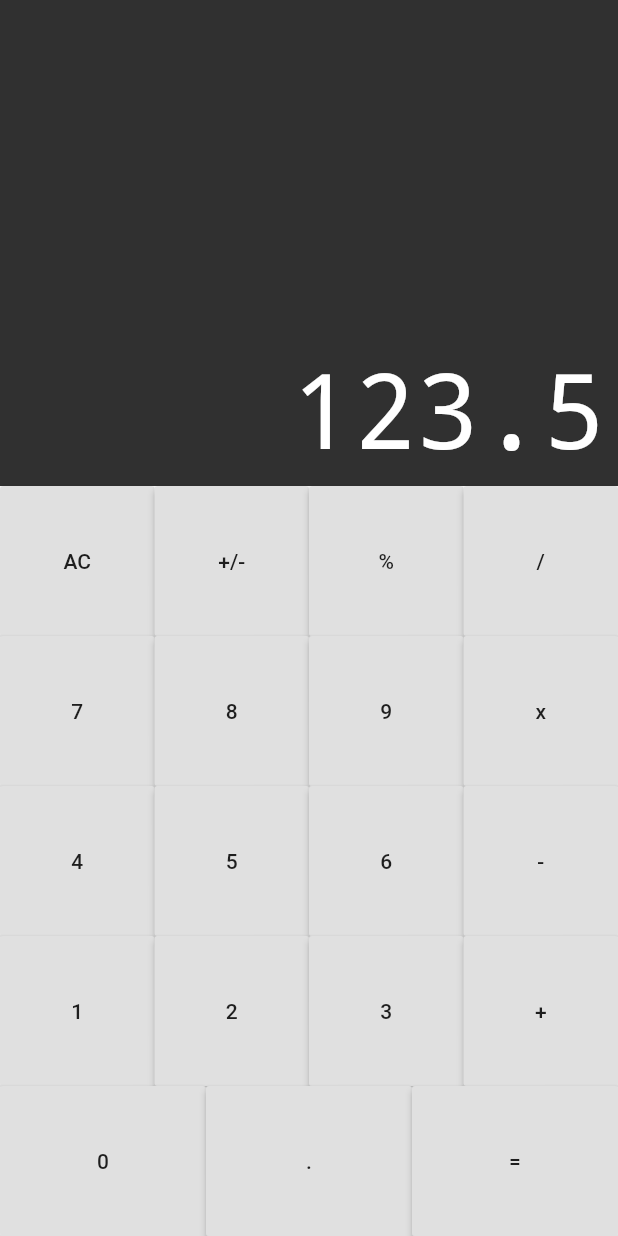
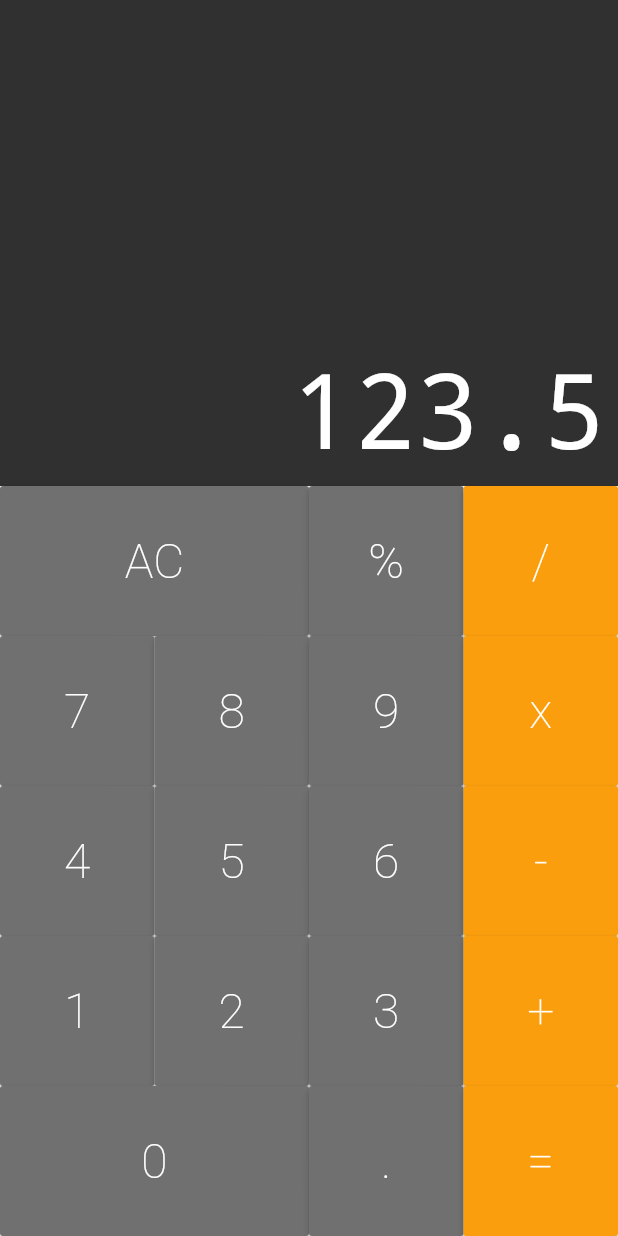
Before and after one commit to gilvanhenriqued/calculator-flutter, a Flutter app: the screen it shows after launch, on a phone screen of 412 x 824 dp. Run offline on Flutter 3.47's test engine with Material 2 defaults, Android fonts, the phone set to English and light mode, and no system bars; drawn by our look-alikes of auto_size_text.

Commit message:
changing button colors

```diff
--- a/lib/components/button.dart
+++ b/lib/components/button.dart
@@ -2,18 +2,46 @@ import 'package:flutter/material.dart';
 import 'package:flutter/widgets.dart';
 
 class Button extends StatelessWidget {
+  static const DARK = Color.fromRGBO(82,82,82,1);
+  static const DEFAULT = Color.fromRGBO(112,112,112,1);
+  static const OPERATION = Color.fromRGBO(250,158,13,1);
+
   final String text;
+  final bool bigButton;
+  final Color color;
 
   Button({
     @required this.text,
+    this.bigButton = false,
+    this.color = DEFAULT,
+  });
+
+  Button.big({
+    @required this.text,
+    this.bigButton = true,
+    this.color = DEFAULT,
+  });
+
+  Button.operation({
+    @required this.text,
+    this.bigButton = false,
+    this.color = OPERATION,
   });
 
   @override
   Widget build(BuildContext context) {
     return Expanded(
-      flex: 1,
+      flex: bigButton ? 2 : 1,
       child: RaisedButton(
-        child: Text(text),
+        color: this.color,
+        child: Text(
+          text,
+          style: TextStyle(
+            color: Colors.white,
+            fontSize: 32,
+            fontWeight: FontWeight.w200
+          )
+        ),
         onPressed: () {},
       )
     );
--- a/lib/components/keyboard.dart
+++ b/lib/components/keyboard.dart
@@ -11,33 +11,32 @@ class Keyboard extends StatelessWidget {
       child: Column(
         children: <Widget>[
           ButtonRow([
-            Button(text: 'AC'),
-            Button(text: '+/-'),
+            Button.big(text: 'AC'),
             Button(text: '%'),
-            Button(text: '/'),
+            Button.operation(text: '/'),
           ]),
           ButtonRow([
             Button(text: '7'),
             Button(text: '8'),
             Button(text: '9'),
-            Button(text: 'x'),
+            Button.operation(text: 'x'),
           ]),
           ButtonRow([
             Button(text: '4'),
             Button(text: '5'),
             Button(text: '6'),
-            Button(text: '-'),
+            Button.operation(text: '-'),
           ]),
           ButtonRow([
             Button(text: '1'),
             Button(text: '2'),
             Button(text: '3'),
-            Button(text: '+'),
+            Button.operation(text: '+'),
           ]),
           ButtonRow([
-            Button(text: '0'),
+            Button.big(text: '0'),
             Button(text: '.'),
-            Button(text: '='),
+            Button.operation(text: '='),
           ])
         ],
       ),
```
